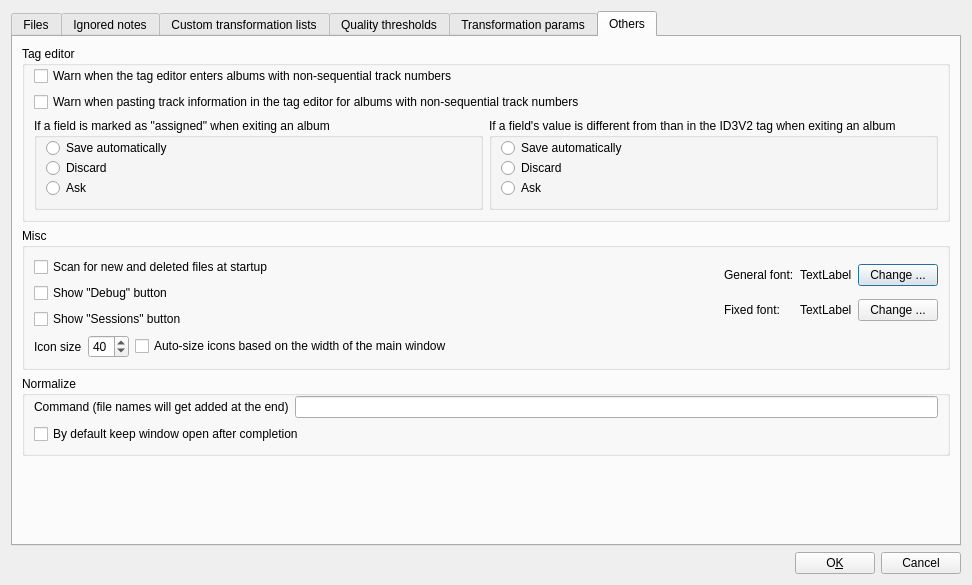
The window that src/Config.ui (mciobanu/mp3diags) describes before a commit, drawn with Qt 5.
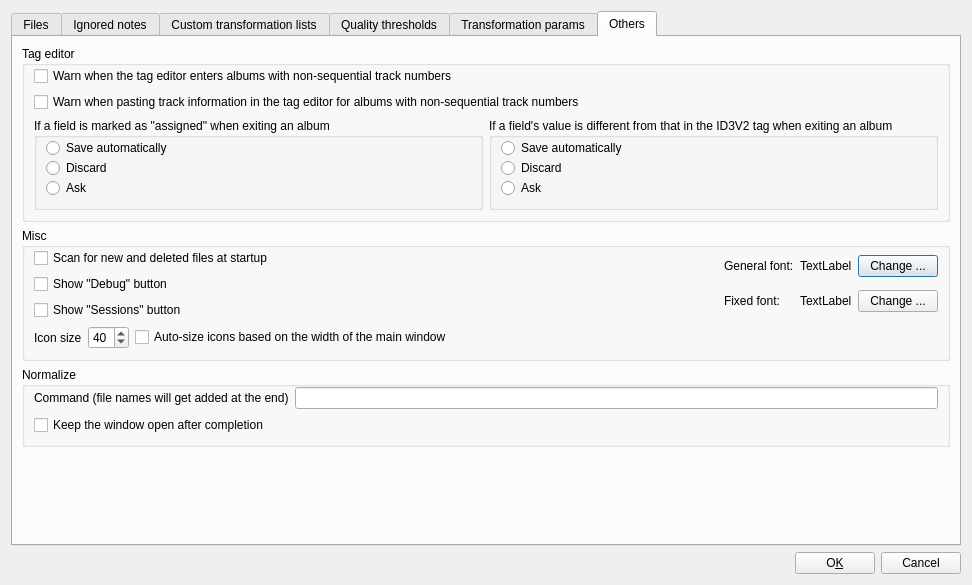
The same window after the commit. The open tabs and pages were chosen to show the change. Icons and pictures are not drawn.

Diff of the .ui file:
```diff
--- a/src/Config.ui
+++ b/src/Config.ui
@@ -11,8 +11,8 @@
   </property>
   <property name="minimumSize" >
    <size>
-    <width>800</width>
-    <height>500</height>
+    <width>630</width>
+    <height>440</height>
    </size>
   </property>
   <property name="windowTitle" >
@@ -1683,7 +1683,7 @@
              <item>
               <widget class="QGroupBox" name="groupBox_22" >
                <property name="title" >
-                <string>If a field's value is different from than in the ID3V2 tag when exiting an album</string>
+                <string>If a field's value is different from that in the ID3V2 tag when exiting an album</string>
                </property>
                <layout class="QVBoxLayout" >
                 <property name="spacing" >
@@ -1728,6 +1728,9 @@
           <string>Misc</string>
          </property>
          <layout class="QVBoxLayout" >
+          <property name="topMargin" >
+           <number>0</number>
+          </property>
           <item>
            <layout class="QHBoxLayout" >
             <item>
@@ -1950,7 +1953,7 @@
           <item>
            <widget class="QCheckBox" name="m_pKeepNormOpenCkB" >
             <property name="text" >
-             <string>By default keep window open after completion</string>
+             <string>Keep the window open after completion</string>
             </property>
            </widget>
           </item>
```
Left out of the diff: 4 changed lines with no effect on the pictures.
